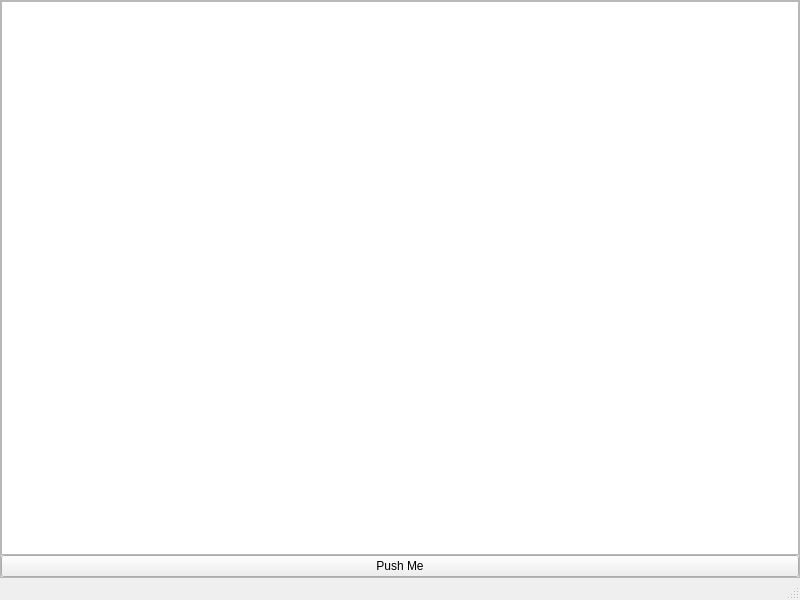
UIUCLibrary/Python_Script_GUI, file script_gui/gui.ui: the form before one commit.
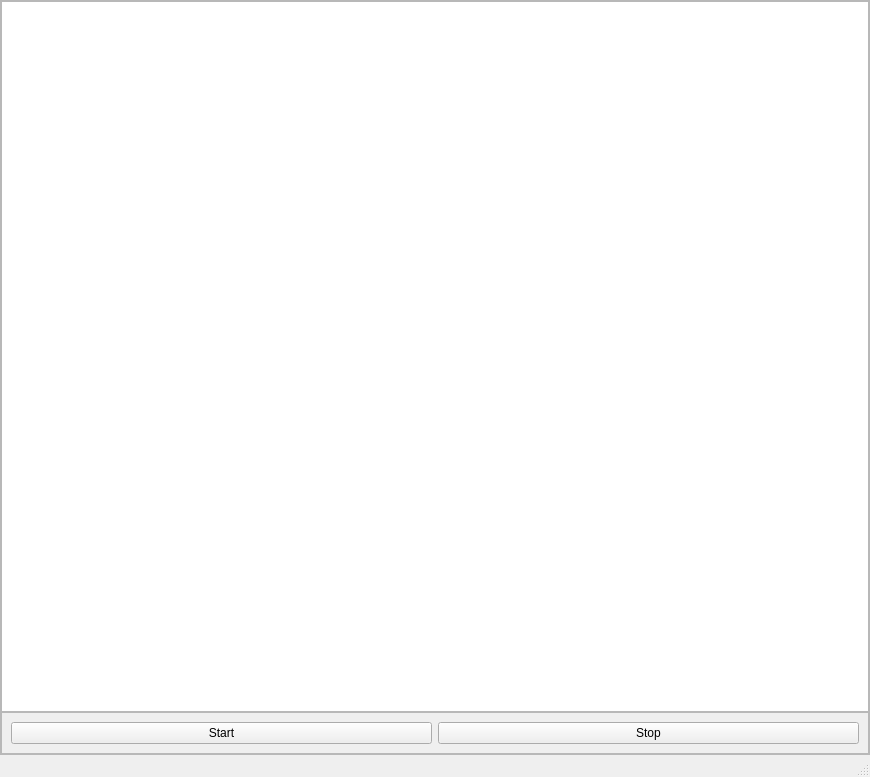
The form after the commit.

Patch:
```diff
--- a/script_gui/gui.ui
+++ b/script_gui/gui.ui
@@ -6,8 +6,8 @@
    <rect>
     <x>0</x>
     <y>0</y>
-    <width>800</width>
-    <height>600</height>
+    <width>870</width>
+    <height>777</height>
    </rect>
   </property>
   <property name="windowTitle">
@@ -58,10 +58,32 @@
         <widget class="QTextBrowser" name="textBrowser"/>
        </item>
        <item>
-        <widget class="QPushButton" name="pushButton">
-         <property name="text">
-          <string>Push Me</string>
+        <widget class="QFrame" name="frame_2">
+         <property name="frameShape">
+          <enum>QFrame::StyledPanel</enum>
          </property>
+         <property name="frameShadow">
+          <enum>QFrame::Raised</enum>
+         </property>
+         <layout class="QHBoxLayout" name="horizontalLayout">
+          <item>
+           <widget class="QPushButton" name="startButton">
+            <property name="text">
+             <string>Start</string>
+            </property>
+           </widget>
+          </item>
+          <item>
+           <widget class="QPushButton" name="stopButton">
+            <property name="text">
+             <string>Stop</string>
+            </property>
+           </widget>
+          </item>
+         </layout>
+         <zorder>startButton</zorder>
+         <zorder>startButton</zorder>
+         <zorder>stopButton</zorder>
         </widget>
        </item>
       </layout>
```
Left out of the diff: 2 changed lines with no effect on the pictures.
